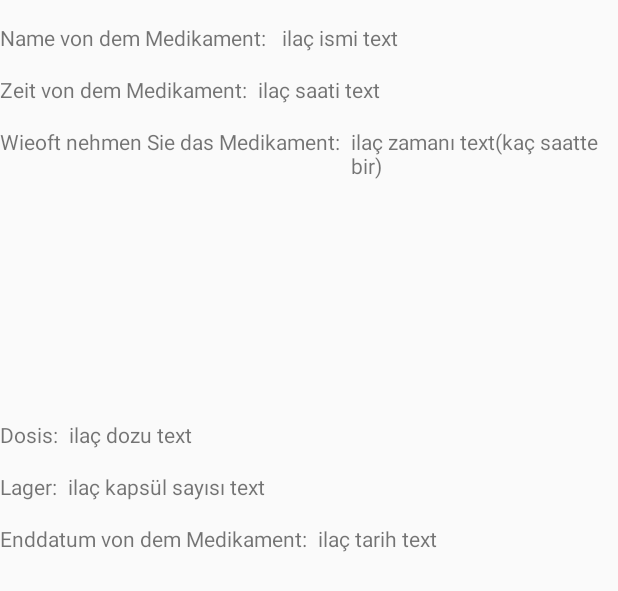
After one commit to gamzef/projectggg1001, an Android app: the layout recycler_row.xml on its own in the app's theme, with its tools: preview values and no code run, on a phone screen of 412 x 824 dp. The commit adds this screen. Shown: the top 591 px of the screen. Run offline under Robolectric (Android 15) with nearby library versions, the phone set to English and light mode, and no system bars.

Commit message:
meine medikamente seite eklendi

```diff
--- /dev/null
+++ b/app/src/main/res/layout/recycler_row.xml
@@ -0,0 +1,140 @@
+<?xml version="1.0" encoding="utf-8"?>
+<LinearLayout xmlns:android="http://schemas.android.com/apk/res/android"
+    xmlns:app="http://schemas.android.com/apk/res-auto"
+    android:orientation="vertical" android:layout_width="match_parent"
+    android:layout_height="wrap_content">
+
+    <LinearLayout
+        android:layout_width="wrap_content"
+        android:layout_height="wrap_content"
+        android:orientation="horizontal">
+
+        <TextView
+            android:layout_width="wrap_content"
+            android:layout_height="wrap_content"
+            android:text="Name von dem Medikament: ">
+        </TextView>
+        <TextView
+            android:layout_width="wrap_content"
+            android:layout_height="wrap_content"
+            android:text="ilaç ismi text"
+            android:paddingTop="15dp"
+            android:paddingLeft="7dp"
+            android:id="@+id/recyclerView_row_ilaçismi_text">
+        </TextView>
+    </LinearLayout>
+
+    <LinearLayout
+        android:layout_width="wrap_content"
+        android:layout_height="wrap_content"
+        android:orientation="horizontal">
+        <TextView
+            android:layout_width="wrap_content"
+            android:layout_height="wrap_content"
+            android:text="Zeit von dem Medikament:">
+
+        </TextView>
+        <TextView
+            android:layout_width="wrap_content"
+            android:layout_height="wrap_content"
+            android:text="ilaç saati text"
+            android:paddingTop="15dp"
+            android:paddingLeft="7dp"
+            android:id="@+id/recyclerView_row_ilaçsaati_text">
+        </TextView>
+        <TextView
+            android:layout_width="wrap_content"
+            android:layout_height="wrap_content"
+            android:text=""
+            android:paddingTop="15dp"
+            android:paddingLeft="7dp"
+            android:id="@+id/recyclerView_row_ilaçdakikası_text">
+        </TextView>
+
+    </LinearLayout>
+
+    <LinearLayout
+        android:layout_width="wrap_content"
+        android:layout_height="wrap_content"
+        android:orientation="horizontal">
+        <TextView
+            android:layout_width="wrap_content"
+            android:layout_height="wrap_content"
+            android:text="Wieoft nehmen Sie das Medikament:">
+
+        </TextView>
+        <TextView
+            android:layout_width="wrap_content"
+            android:layout_height="wrap_content"
+            android:text="ilaç zamanı text(kaç saatte bir)"
+            android:paddingTop="15dp"
+            android:paddingLeft="7dp"
+            android:id="@+id/recyclerView_row_ilaçzamanı_text">
+        </TextView>
+        <TextView
+            android:layout_width="wrap_content"
+            android:layout_height="wrap_content"
+            android:text=" mal pro Tag">
+        </TextView>
+    </LinearLayout>
+
+    <LinearLayout
+        android:layout_width="wrap_content"
+        android:layout_height="wrap_content"
+        android:orientation="horizontal">
+        <TextView
+            android:layout_width="wrap_content"
+            android:layout_height="wrap_content"
+            android:text="Dosis:">
+
+        </TextView>
+        <TextView
+            android:layout_width="wrap_content"
+            android:layout_height="wrap_content"
+            android:text="ilaç dozu text"
+            android:paddingTop="15dp"
+            android:paddingLeft="7dp"
+            android:id="@+id/recyclerView_row_ilaçdozu_text">
+        </TextView>
+    </LinearLayout>
+    <LinearLayout
+        android:layout_width="wrap_content"
+        android:layout_height="wrap_content"
+        android:orientation="horizontal">
+        <TextView
+            android:layout_width="wrap_content"
+            android:layout_height="wrap_content"
+            android:text="Lager:">
+
+        </TextView>
+        <TextView
+            android:layout_width="wrap_content"
+            android:layout_height="wrap_content"
+            android:text="ilaç kapsül sayısı text"
+            android:paddingTop="15dp"
+            android:paddingLeft="7dp"
+            android:id="@+id/recyclerView_row_ilaçkapsülsayısı_text">
+        </TextView>
+    </LinearLayout>
+    <LinearLayout
+        android:layout_width="wrap_content"
+        android:layout_height="wrap_content"
+        android:orientation="horizontal">
+        <TextView
+            android:layout_width="wrap_content"
+            android:layout_height="wrap_content"
+            android:text="Enddatum von dem Medikament:">
+
+        </TextView>
+        <TextView
+            android:layout_width="wrap_content"
+            android:layout_height="wrap_content"
+            android:text="ilaç tarih text"
+            android:paddingTop="15dp"
+            android:paddingLeft="7dp"
+            android:paddingBottom="25dp"
+            android:id="@+id/recyclerView_row_ilaçtarih_text">
+        </TextView>
+    </LinearLayout>
+
+</LinearLayout>
```
Also changed, not shown: app/src/main/java/com/example/projectggg1001/MMedikamenteRecyclerAdapter.java (added, +78 -0 lines), app/src/main/java/com/example/projectggg1001/ui/mmedikamente/MMedikamenteFragment.java (+48 -6 lines), app/src/main/res/layout/fragment_mmedikamente.xml (+15 -0 lines).
